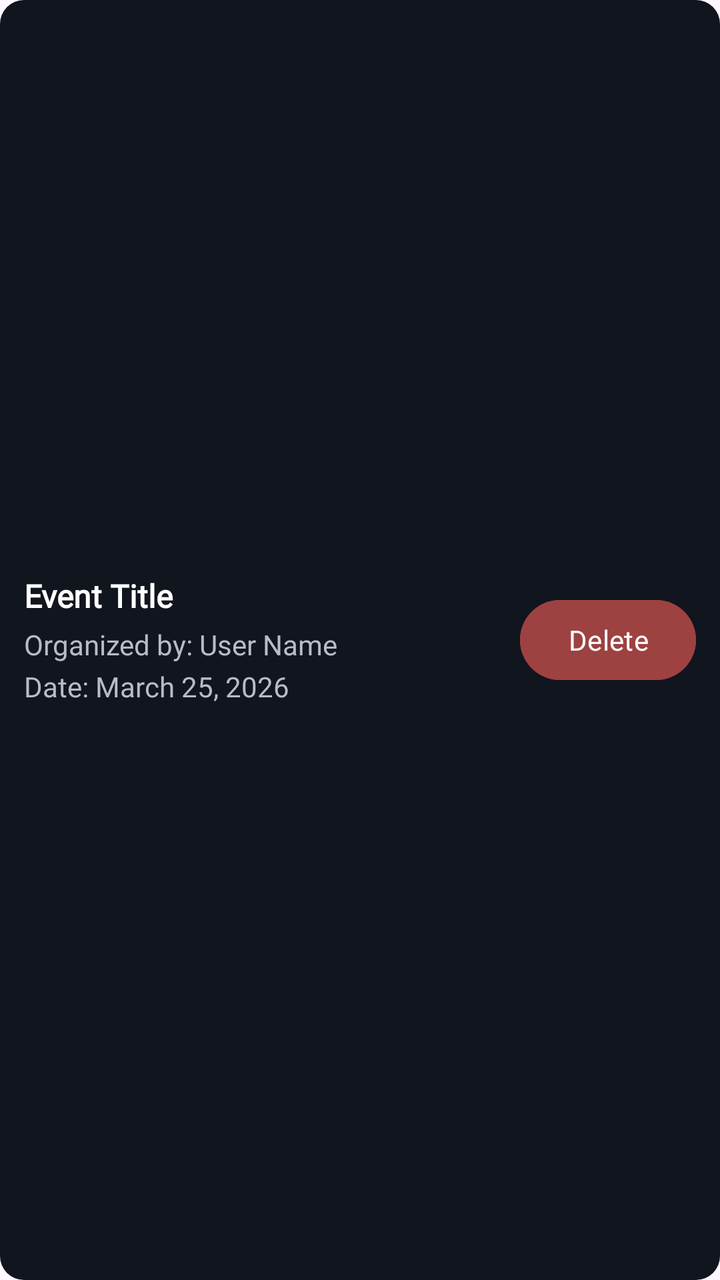
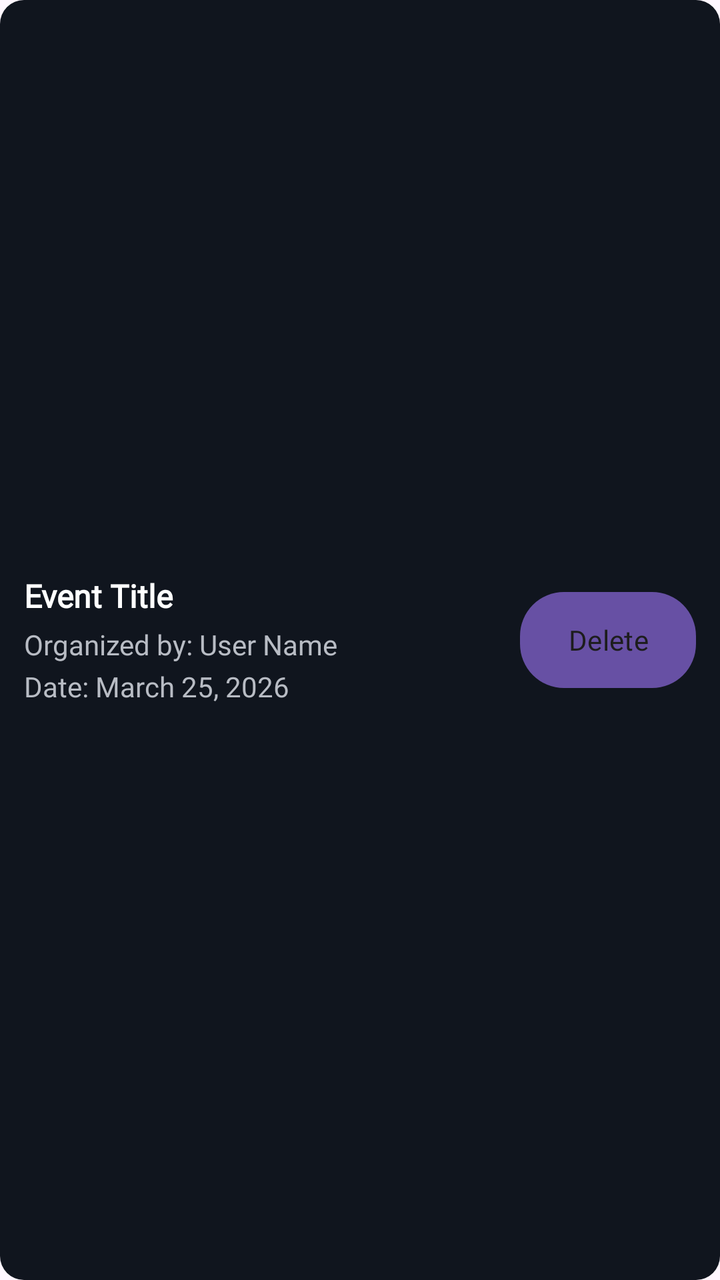

Before-and-after screenshots of an Android layout around one commit, followed by the original layout XML and the change that was made.
<!-- AndroidManifest.xml: application theme Theme.Allot -->
<!-- res/layout/item_admin_event.xml -->
<?xml version="1.0" encoding="utf-8"?>
<LinearLayout xmlns:android="http://schemas.android.com/apk/res/android"
    android:layout_width="match_parent"
    android:layout_height="wrap_content"
    android:orientation="horizontal"
    android:background="@drawable/bg_profile_input"
    android:padding="12dp"
    android:layout_marginBottom="12dp"
    android:gravity="center_vertical">

    
    <LinearLayout
        android:layout_width="0dp"
        android:layout_height="wrap_content"
        android:layout_weight="1"
        android:orientation="vertical">

        <TextView
            android:id="@+id/eventTitleText"
            android:layout_width="wrap_content"
            android:layout_height="wrap_content"
            android:text="Event Title"
            android:textColor="@color/white"
            android:textSize="16sp"
            android:fontFamily="@font/varela_round_regular"
            android:textStyle="bold" />

        <TextView
            android:id="@+id/eventOrganizerText"
            android:layout_width="wrap_content"
            android:layout_height="wrap_content"
            android:text="Organized by: User Name"
            android:textColor="@color/text_secondary"
            android:textSize="14sp"
            android:fontFamily="@font/varela_round_regular"
            android:layout_marginTop="4dp" />

        <TextView
            android:id="@+id/eventDateText"
            android:layout_width="wrap_content"
            android:layout_height="wrap_content"
            android:text="Date: March 25, 2026"
            android:textColor="@color/text_secondary"
            android:textSize="14sp"
            android:fontFamily="@font/varela_round_regular"
            android:layout_marginTop="2dp" />
    </LinearLayout>

    
    <Button
        android:id="@+id/deleteButton"
        android:layout_width="wrap_content"
        android:layout_height="wrap_content"
        android:text="@string/admin_delete"
        android:textColor="@color/white"
        android:backgroundTint="#FF9E4141"
        android:fontFamily="@font/varela_round_regular"
        android:textSize="14sp"
        android:paddingStart="16dp"
        android:paddingEnd="16dp"
        android:textAllCaps="false" />

</LinearLayout>
<!-- resources referenced by this layout -->
<resources>
  <color name="text_secondary">#B8BCC4</color>
  <color name="white">#FFFFFFFF</color>
  <!-- drawable bg_profile_input (drawable) -->
  <?xml version="1.0" encoding="utf-8"?>
  <shape xmlns:android="http://schemas.android.com/apk/res/android" android:shape="rectangle">
      <solid android:color="#10151E" />
      <corners android:radius="12dp" />
  </shape>
  <string name="admin_delete">Delete</string>
  <style name="Theme.Allot" parent="Base.Theme.Allot" />
  <style name="Base.Theme.Allot" parent="Theme.Material3.DayNight.NoActionBar">
          
          
      </style>
</resources>

<!-- the commit's change to res/layout/item_admin_event.xml (unified diff, before → after) -->
@@ -51,9 +51,9 @@
         android:id="@+id/deleteButton"
         android:layout_width="wrap_content"
         android:layout_height="wrap_content"
+        android:background="@drawable/bg_waitlist_button"
         android:text="@string/admin_delete"
-        android:textColor="@color/white"
-        android:backgroundTint="#FF9E4141"
+        android:textColor="#1D1D1D"
         android:fontFamily="@font/varela_round_regular"
         android:textSize="14sp"
         android:paddingStart="16dp"
<!-- resource entries referenced after the edit -->
@@ -8,6 +8,12 @@
       <solid android:color="#10151E" />
       <corners android:radius="12dp" />
   </shape>
+  <!-- drawable bg_waitlist_button (drawable) -->
+  <?xml version="1.0" encoding="utf-8"?>
+  <shape xmlns:android="http://schemas.android.com/apk/res/android" android:shape="rectangle">
+      <solid android:color="#F1F1F1" />
+      <corners android:radius="22dp" />
+  </shape>
   <string name="admin_delete">Delete</string>
   <style name="Theme.Allot" parent="Base.Theme.Allot" />
   <style name="Base.Theme.Allot" parent="Theme.Material3.DayNight.NoActionBar">
